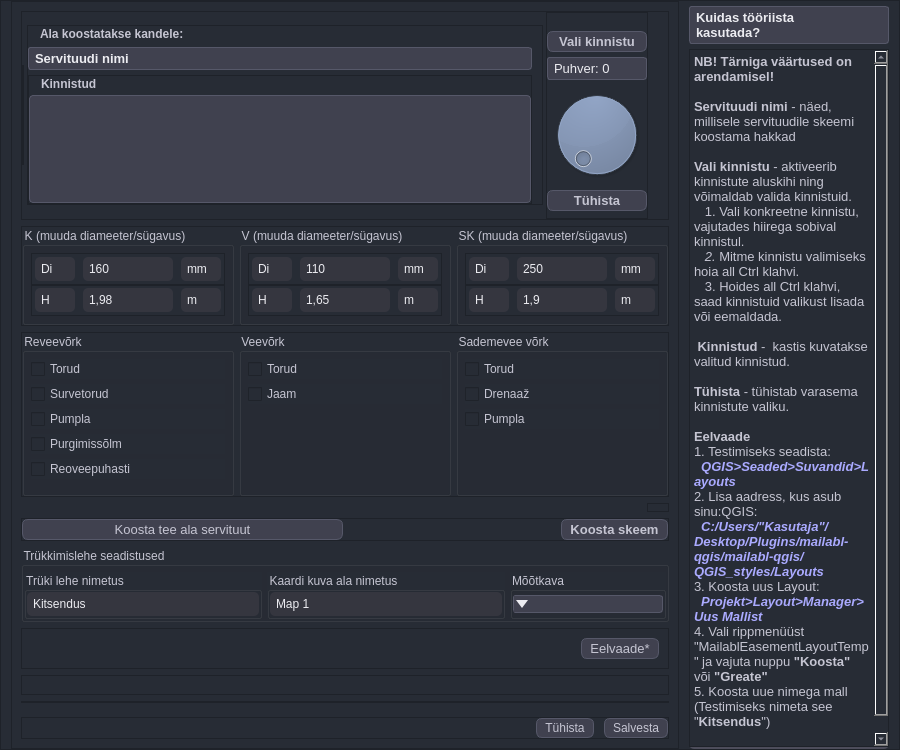
The window that mailabl-qgis/Functions/Easements/widgets/Servituut.ui (TuloliKalver/mailabl-qgis) describes before a commit, drawn with Qt 5.
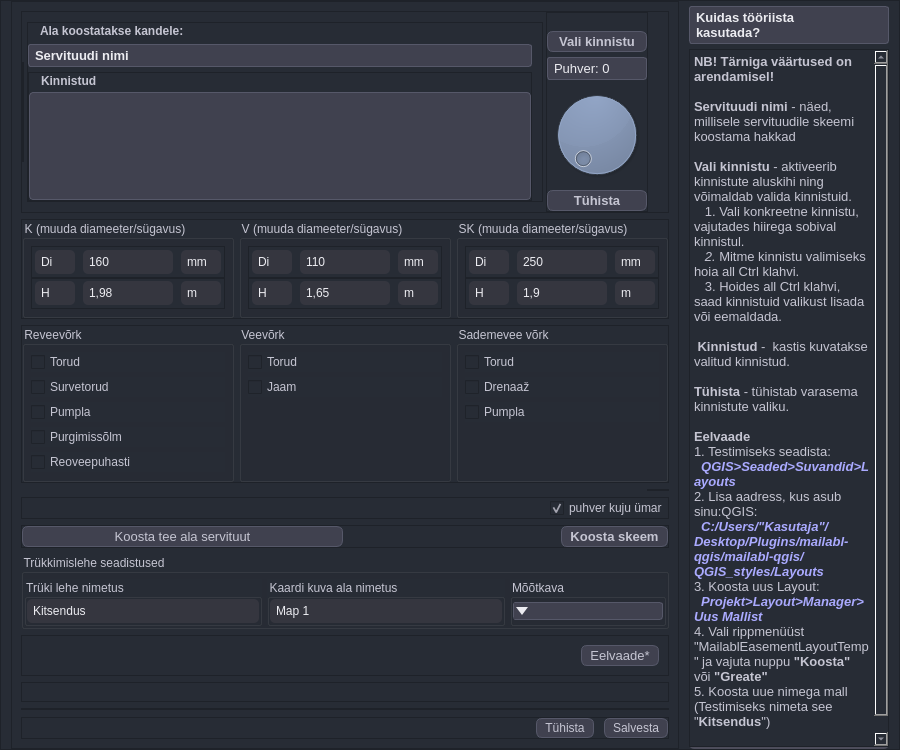
The same window after the commit. Icons and pictures are not drawn.

Commit message: road easement and square ends for easements

What changed in the file:
```diff
--- a/mailabl-qgis/Functions/Easements/widgets/Servituut.ui
+++ b/mailabl-qgis/Functions/Easements/widgets/Servituut.ui
@@ -1511,6 +1511,53 @@
            </layout>
           </widget>
          </item>
+         <item>
+          <widget class="QFrame" name="frame_14">
+           <property name="frameShape">
+            <enum>QFrame::StyledPanel</enum>
+           </property>
+           <property name="frameShadow">
+            <enum>QFrame::Raised</enum>
+           </property>
+           <layout class="QHBoxLayout" name="horizontalLayout_6">
+            <property name="leftMargin">
+             <number>0</number>
+            </property>
+            <property name="topMargin">
+             <number>0</number>
+            </property>
+            <property name="rightMargin">
+             <number>0</number>
+            </property>
+            <property name="bottomMargin">
+             <number>0</number>
+            </property>
+            <item>
+             <spacer name="horizontalSpacer_3">
+              <property name="orientation">
+               <enum>Qt::Horizontal</enum>
+              </property>
+              <property name="sizeHint" stdset="0">
+               <size>
+                <width>530</width>
+                <height>20</height>
+               </size>
+              </property>
+             </spacer>
+            </item>
+            <item>
+             <widget class="QCheckBox" name="Round_or_Square">
+              <property name="text">
+               <string>puhver kuju ümar</string>
+              </property>
+              <property name="checked">
+               <bool>true</bool>
+              </property>
+             </widget>
+            </item>
+           </layout>
+          </widget>
+         </item>
          <item>
           <widget class="QFrame" name="frame_13">
            <property name="frameShape">
```
The commit also changes 5 other files.
